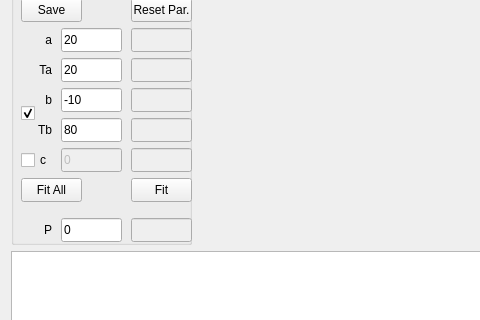
Qt form Analysis_UI/mainwindow.ui (goluckyryan/nonLinearFit) before a commit; both pictures show x 0 to 480 and y 168 to 488 of the 961 by 600 pixel window.
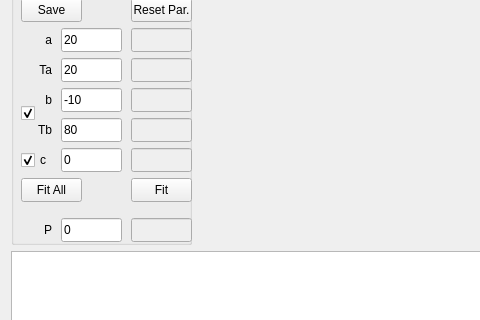
The same form after that commit. Custom widgets are drawn as their Qt base class.

Commit message: fixed save bug; changed the contour color

The edit to the form file:
```diff
--- a/Analysis_UI/mainwindow.ui
+++ b/Analysis_UI/mainwindow.ui
@@ -273,7 +273,7 @@
       </widget>
       <widget class="QLineEdit" name="lineEdit_c">
        <property name="enabled">
-        <bool>false</bool>
+        <bool>true</bool>
        </property>
        <property name="geometry">
         <rect>
@@ -299,6 +299,9 @@
        <property name="text">
         <string>c</string>
        </property>
+       <property name="checked">
+        <bool>true</bool>
+       </property>
       </widget>
       <widget class="QCheckBox" name="checkBox_b_Tb">
        <property name="geometry">
```
The commit also changes 2 other files.
